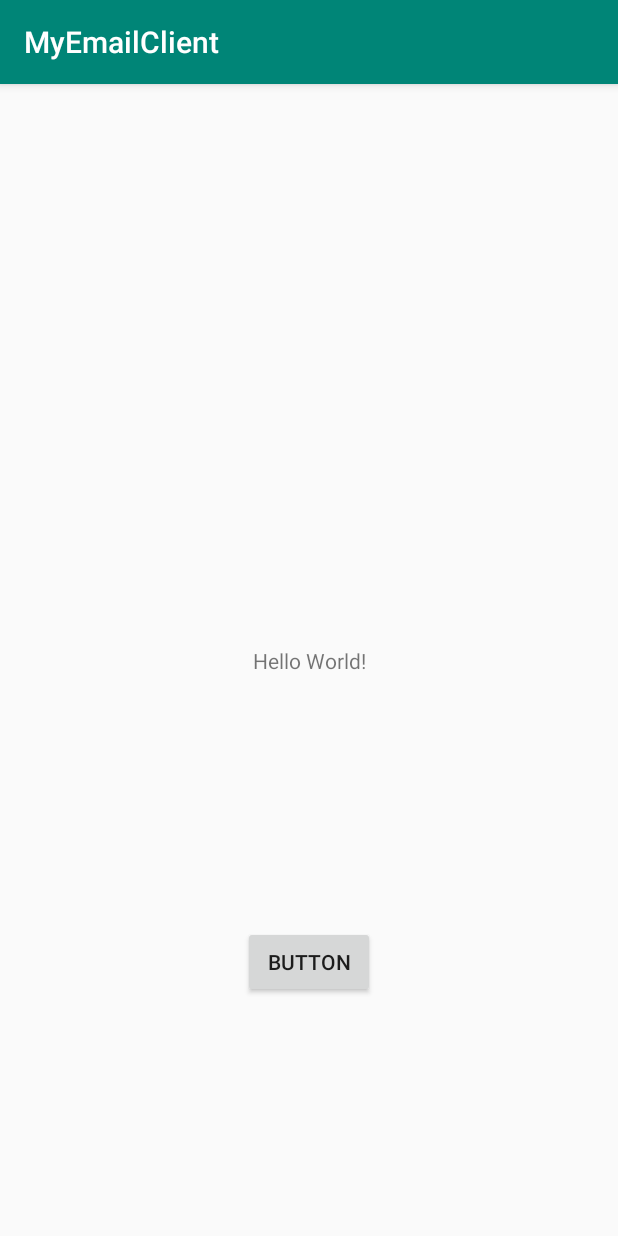
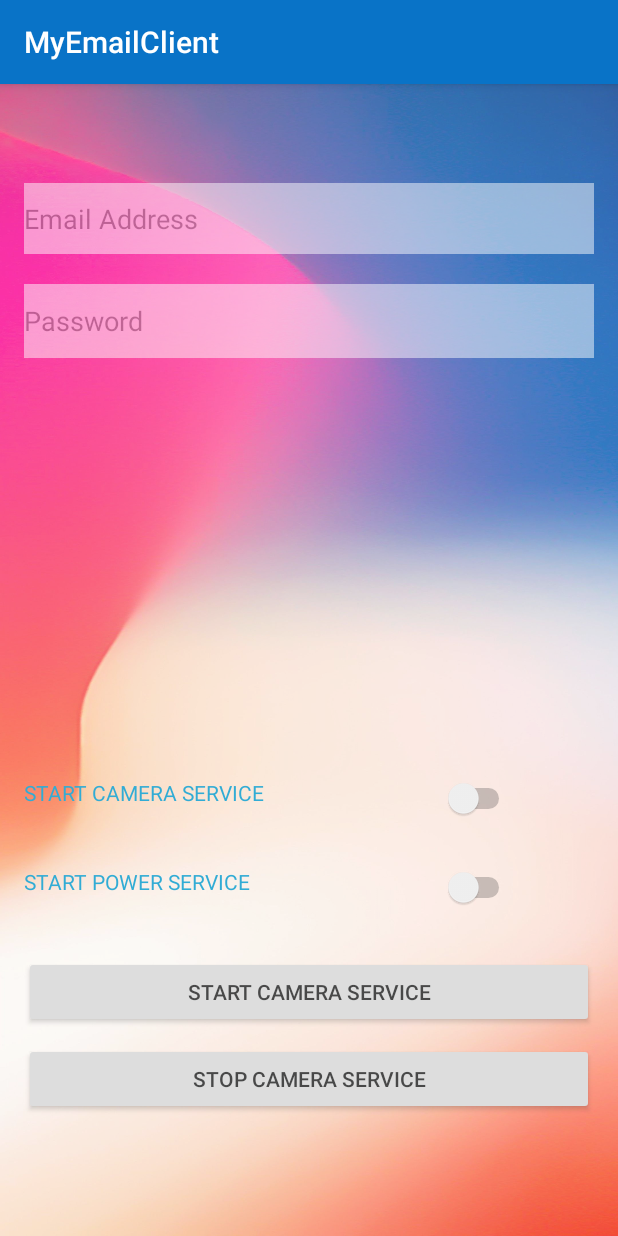
Before and after one commit to ankitdipto/TheTheftMonitor, an Android app: the screen it shows after launch (MainActivity), on a phone screen of 412 x 824 dp. Run offline under Robolectric (Android 15) with nearby library versions, the phone set to English and light mode, and no system bars.

Commit message:
The app is working. The background camera service is able to capture three images on an average after which the service needs to be restarted for the proper working of the app.

```diff
--- a/androidhiddencamera/build.gradle
+++ b/androidhiddencamera/build.gradle
@@ -5,7 +5,7 @@ android {
 
 
     defaultConfig {
-        minSdkVersion 15
+        minSdkVersion 20
         targetSdkVersion 28
         versionCode 1
         versionName "1.0"
--- a/app/src/main/java/com/example/myemailclient/MainActivity.java
+++ b/app/src/main/java/com/example/myemailclient/MainActivity.java
@@ -10,6 +10,9 @@ import android.os.Bundle;
 import android.util.Log;
 import android.view.View;
 import android.widget.Button;
+import android.widget.CompoundButton;
+import android.widget.EditText;
+import android.widget.Switch;
 
 import java.util.Properties;
 
@@ -23,25 +26,101 @@ import javax.mail.internet.MimeMessage;
 
 public class MainActivity extends AppCompatActivity {
 
+    static GMailSender sender;
     static String mUserName ="moondipto@gmail.com";
     static String mPassword="moondipu";
     static String mRecipients = "ankitdipto@gmail.com";//,mFilePath=””;
     boolean mIsEmailSend=false;
-
+    boolean switch_state1=false;
+    boolean switch_state2=false;
     @Override
     protected void onCreate(Bundle savedInstanceState) {
         super.onCreate(savedInstanceState);
         setContentView(R.layout.activity_main);
-
-        final Intent intent1=new Intent(MainActivity.this,DemoCamService.class);
-        Button start_button=findViewById(R.id.start);
-        start_button.setOnClickListener(new View.OnClickListener() {
+        Switch start1=findViewById(R.id.start1);
+        Switch start2=findViewById(R.id.start2);
+        final EditText email=findViewById(R.id.EmailField);
+        final EditText password=findViewById(R.id.PasswordField);
+        Button button1=findViewById(R.id.button1);
+        Button button2=findViewById(R.id.button2);
+        button1.setOnClickListener(new View.OnClickListener()
+        {
             @Override
-            public void onClick(View v) {
-                Log.d("CAM_ACTION","About to start Service");
-                startService(intent1);
+            public void onClick(View view)
+            {
+                startService(new Intent(getApplicationContext(),UpdateService.class));
             }
         });
+        button2.setOnClickListener(new View.OnClickListener()
+        {
+            @Override
+            public void onClick(View view)
+            {
+                stopService(new Intent(getApplicationContext(),UpdateService.class));
+            }
+        });
+        //mUserName=email.getText().toString();
+        //mPassword=password.getText().toString();
+        //sender = new GMailSender(mUserName, mPassword);
+        final Intent intent2=new Intent(MainActivity.this,ProtectionService.class);
+        final Intent intent1=new Intent(getApplicationContext(),UpdateService.class);
+        //startService(intent1);
+        //startService(intent2);
+        //startService(intent3);
+        switch_state1=start1.isChecked();
+        switch_state2=start2.isChecked();
+
+        start1.setOnCheckedChangeListener(new CompoundButton.OnCheckedChangeListener()
+        {
+            @Override
+            public void onCheckedChanged(CompoundButton buttonView,boolean isChecked)
+            {
+                if(isChecked==true)
+                {
+                    mUserName=email.getText().toString();
+                    mPassword=password.getText().toString();
+                    sender = new GMailSender(mUserName, mPassword);
+                    startService(intent1);
+                }
+                else
+                {
+                    stopService(intent1);
+                }
+            }
+        });
+
+        start2.setOnCheckedChangeListener(new CompoundButton.OnCheckedChangeListener()
+        {
+            @Override
+            public void onCheckedChanged(CompoundButton buttonView,boolean isChecked)
+            {
+                if(isChecked==true)
+                {
+                    startService(intent2);
+                }
+                else
+                {
+                    stopService(intent2);
+                }
+            }
+        });
+        /*if(switch_state1==true)
+        {
+            startService(intent1);
+        }
+        else
+        {
+            stopService(intent1);
+        }
+
+        if(switch_state2==true)
+        {
+            startService(intent2);
+        }
+        else
+        {
+            stopService(intent2);
+        }*/
         //if(ActivityCompat.checkSelfPermission(this, Manifest.permission.))
         //sendEmail();
         //sendEmail2();
@@ -123,5 +202,9 @@ public class MainActivity extends AppCompatActivity {
         Thread t=new Thread(r);
         t.start();
     }
-
+    @Override
+    public void onDestroy()
+    {
+        super.onDestroy();
+    }
 }
--- a/app/src/main/res/layout/activity_main.xml
+++ b/app/src/main/res/layout/activity_main.xml
@@ -1,34 +1,92 @@
 <?xml version="1.0" encoding="utf-8"?>
-<android.support.constraint.ConstraintLayout xmlns:android="http://schemas.android.com/apk/res/android"
-    xmlns:app="http://schemas.android.com/apk/res-auto"
+<!--
+  ~ Copyright 2016 Keval Patel.
+  ~
+  ~ Licensed under the Apache License, Version 2.0 (the "License");
+  ~ you may not use this file except in compliance with the License.
+  ~ You may obtain a copy of the License at
+  ~
+  ~ http://www.apache.org/licenses/LICENSE-2.0
+  ~
+  ~ Unless required by applicable law or agreed to in writing, software
+  ~ distributed under the License is distributed on an "AS IS" BASIS,
+  ~ WITHOUT WARRANTIES OR CONDITIONS OF ANY KIND, either express or implied.
+  ~ See the License for the specific language governing permissions and
+  ~ limitations under the License.
+  -->
+
+<LinearLayout
+    xmlns:android="http://schemas.android.com/apk/res/android"
     xmlns:tools="http://schemas.android.com/tools"
+    android:id="@+id/activity_main"
     android:layout_width="match_parent"
     android:layout_height="match_parent"
-    tools:context=".MainActivity">
+    android:orientation="vertical"
+    android:paddingBottom="16dp"
+    android:paddingLeft="16dp"
+    android:paddingRight="16dp"
+    android:paddingTop="16dp"
+    android:background="@drawable/the_theft_monitor_app_background"
+    android:alpha="0.8"
+    tools:context="com.example.myemailclient.MainActivity">
 
-    <TextView
-        android:id="@+id/textView"
-        android:layout_width="wrap_content"
-        android:layout_height="wrap_content"
-        android:text="Hello World!"
-        app:layout_constraintBottom_toBottomOf="parent"
-        app:layout_constraintLeft_toLeftOf="parent"
-        app:layout_constraintRight_toRightOf="parent"
-        app:layout_constraintTop_toTopOf="parent" />
+
+    <EditText
+        android:id="@+id/EmailField"
+        android:layout_width="match_parent"
+        android:layout_height="47dp"
+        android:layout_marginTop="50dp"
+        android:ems="10"
+        android:background="@android:color/background_light"
+        android:alpha="0.5"
+        android:hint="Email Address"
+        android:inputType="textEmailAddress" />
+
+
+    <EditText
+        android:id="@+id/PasswordField"
+        android:layout_width="match_parent"
+        android:layout_height="49dp"
+        android:layout_marginTop="20dp"
+        android:background="@android:color/background_light"
+        android:alpha="0.5"
+        android:ems="10"
+        android:hint="Password"
+        android:inputType="textPassword" />
+
+    <Switch
+        android:id="@+id/start1"
+        android:layout_width="327dp"
+        android:layout_height="39dp"
+        android:layout_marginTop="280dp"
+        android:checked="false"
+        android:color="@android:color/holo_green_light"
+        android:gravity="left"
+        android:text="START CAMERA SERVICE"
+        android:textColor="@android:color/holo_blue_dark" />
+
+    <Switch
+        android:id="@+id/start2"
+        android:layout_width="327dp"
+        android:layout_height="39dp"
+        android:layout_marginTop="20dp"
+        android:checked="false"
+        android:color="@android:color/holo_green_light"
+        android:gravity="left"
+        android:text="START POWER SERVICE"
+        android:textColor="@android:color/holo_blue_dark" />
 
     <Button
-        android:id="@+id/start"
-        android:layout_width="wrap_content"
+        android:id="@+id/button1"
+        android:layout_width="match_parent"
         android:layout_height="wrap_content"
-        android:layout_marginStart="8dp"
-        android:layout_marginLeft="8dp"
-        android:layout_marginTop="8dp"
-        android:layout_marginEnd="8dp"
-        android:layout_marginRight="8dp"
-        android:text="Button"
-        app:layout_constraintBottom_toBottomOf="parent"
-        app:layout_constraintEnd_toEndOf="parent"
-        app:layout_constraintStart_toStartOf="parent"
-        app:layout_constraintTop_toBottomOf="@+id/textView" />
+        android:layout_marginTop="20dp"
+        android:text="START CAMERA SERVICE" />
 
-</android.support.constraint.ConstraintLayout>
+    <Button
+        android:id="@+id/button2"
+        android:layout_width="match_parent"
+        android:layout_height="wrap_content"
+        android:layout_marginTop="10dp"
+        android:text="STOP CAMERA SERVICE" />
+</LinearLayout>
--- a/app/src/main/res/values/colors.xml
+++ b/app/src/main/res/values/colors.xml
@@ -1,6 +1,6 @@
 <?xml version="1.0" encoding="utf-8"?>
 <resources>
-    <color name="colorPrimary">#008577</color>
-    <color name="colorPrimaryDark">#00574B</color>
+    <color name="colorPrimary">#0973C7</color>
+    <color name="colorPrimaryDark">#3548C9</color>
     <color name="colorAccent">#D81B60</color>
 </resources>
--- a/hiddencameralibrary/build.gradle
+++ b/hiddencameralibrary/build.gradle
@@ -5,7 +5,7 @@ android {
 
 
     defaultConfig {
-        minSdkVersion 15
+        minSdkVersion 20
         targetSdkVersion 28
         versionCode 1
         versionName "1.0"
```
Also changed, not shown: app/build.gradle (+6 -5 lines), app/src/main/AndroidManifest.xml (+30 -1 lines), app/src/main/java/com/example/myemailclient/ProtectionReceiver.java (added, +50 -0 lines), app/src/main/java/com/example/myemailclient/ProtectionService.java (added, +40 -0 lines), app/src/main/java/com/example/myemailclient/ScreenReceiver.java (+8 -3 lines), app/src/main/java/com/example/myemailclient/UpdateService.java (+23 -6 lines), app/src/main/res/drawable/the_theft_monitor_app_background.jpg (added).
